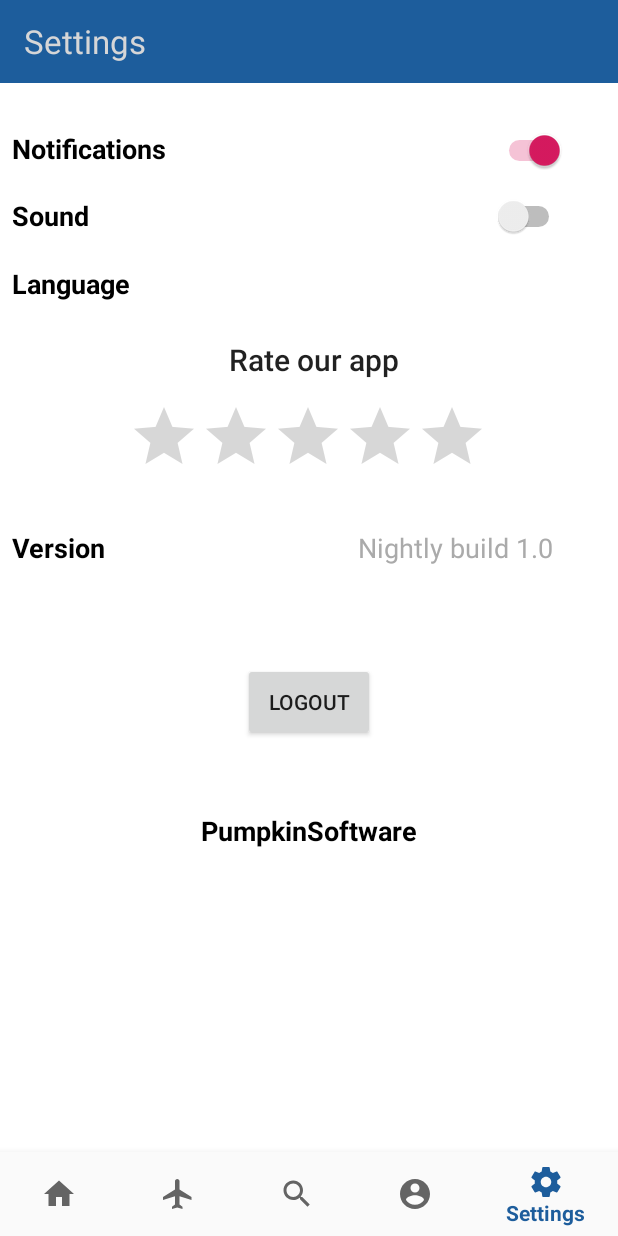
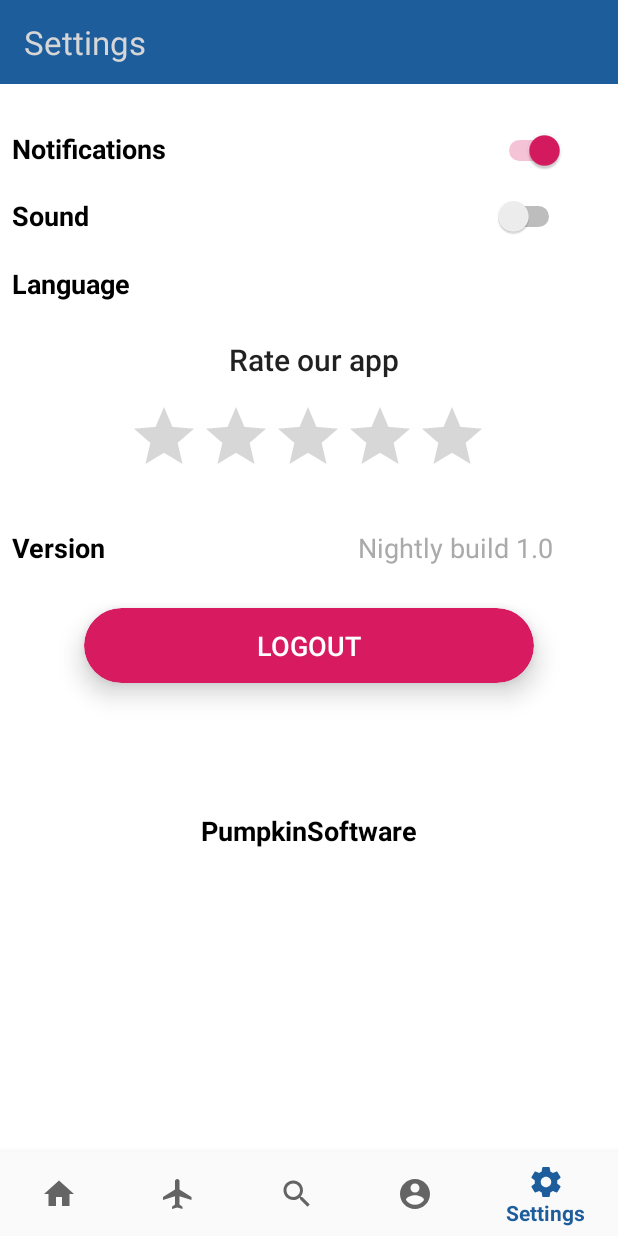
Before and after one commit to PumpkinSoftware/TravelMate, an Android app: the screen it shows after launch once a user with an empty profile is signed in (MainActivity), item 5 of the bottom bar chosen, on a phone screen of 412 x 824 dp. Run offline under Robolectric (Android 15) with nearby library versions, the phone set to English and light mode, and no system bars; our stand-ins replace Firebase (no records; nobody signed in at launch, a user with empty details on screens opened directly); pictures from the network do not load.

Commit message:
Lil fix & restyling logout button

```diff
--- a/App/app/src/main/java/com/example/pumpkinsoftware/travelmate/MainActivity.java
+++ b/App/app/src/main/java/com/example/pumpkinsoftware/travelmate/MainActivity.java
@@ -68,6 +68,4 @@ public class MainActivity extends AppCompatActivity  {
         startActivity(intent);
     }
 
-
-
 }
--- a/App/app/src/main/res/layout/fragment_opzioni.xml
+++ b/App/app/src/main/res/layout/fragment_opzioni.xml
@@ -6,7 +6,7 @@
     android:layout_height="match_parent"
     android:background="@android:color/white">
 
-    <android.support.v7.widget.Toolbar
+    <!--<android.support.v7.widget.Toolbar
         android:id="@+id/toolbar"
         android:layout_width="match_parent"
         android:layout_height="55dp"
@@ -26,6 +26,22 @@
             android:text="Settings"
             android:textColor="@color/white"
             android:textSize="22dp" />
+    </android.support.v7.widget.Toolbar>-->
+
+    <!-- Toolbar -->
+    <android.support.v7.widget.Toolbar
+        android:id="@+id/toolbar"
+        android:layout_width="match_parent"
+        android:layout_height="?attr/actionBarSize"
+        android:background="@color/colorPrimary"
+        android:theme="@style/toolbar">
+        <TextView
+            android:layout_width="wrap_content"
+            android:layout_height="wrap_content"
+            android:id="@+id/title"
+            android:text="Settings"
+            android:textColor="@color/white"
+            android:textSize="22dp"/>
     </android.support.v7.widget.Toolbar>
 
     <ScrollView
@@ -180,17 +196,34 @@
                 android:orientation="horizontal"
                 app:layout_constraintGuide_begin="55dp" />
 
-            <Button
-                android:id="@+id/button_logout"
-                android:layout_width="wrap_content"
-                android:layout_height="52dp"
-                android:layout_marginStart="162dp"
-                android:layout_marginBottom="80dp"
-                android:text="logout"
-                app:layout_constraintBottom_toBottomOf="parent"
+            <android.support.v7.widget.CardView
+                android:id="@+id/cardView"
+                android:layout_width="300dp"
+                android:layout_height="50dp"
+                android:layout_marginStart="8dp"
+                android:layout_marginTop="28dp"
+                android:layout_marginEnd="8dp"
+                app:cardBackgroundColor="@color/colorAccent"
+                app:cardCornerRadius="25dp"
+                app:cardElevation="10dp"
                 app:layout_constraintEnd_toEndOf="parent"
-                app:layout_constraintHorizontal_bias="0.0"
-                app:layout_constraintStart_toStartOf="parent" />
+                app:layout_constraintStart_toStartOf="parent"
+                app:layout_constraintTop_toBottomOf="@+id/version">
+
+                <Button
+                    android:id="@+id/button_logout"
+                    android:layout_width="match_parent"
+                    android:layout_height="match_parent"
+                    android:layout_alignStart="@+id/cardView"
+                    android:layout_alignEnd="@+id/cardView"
+                    android:layout_centerInParent="true"
+                    android:background="@android:color/transparent"
+                    android:text="@string/logout"
+                    android:textColor="#fff"
+                    android:textSize="18sp">
+                </Button>
+
+            </android.support.v7.widget.CardView>
 
         </android.support.constraint.ConstraintLayout>
 
```
